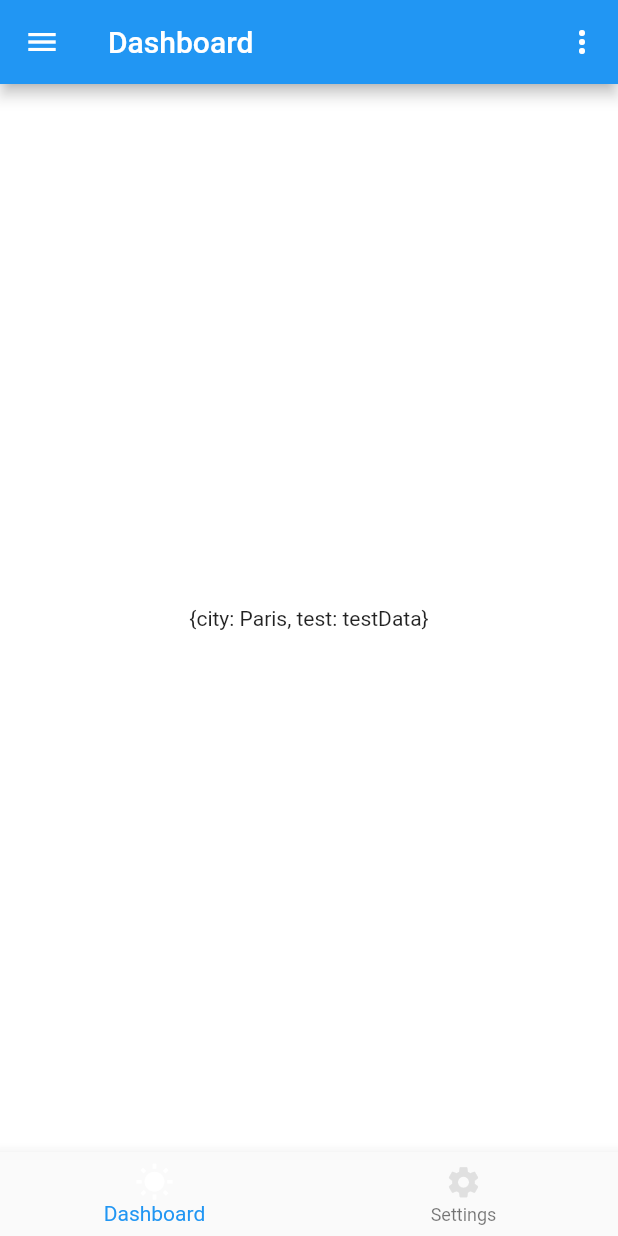
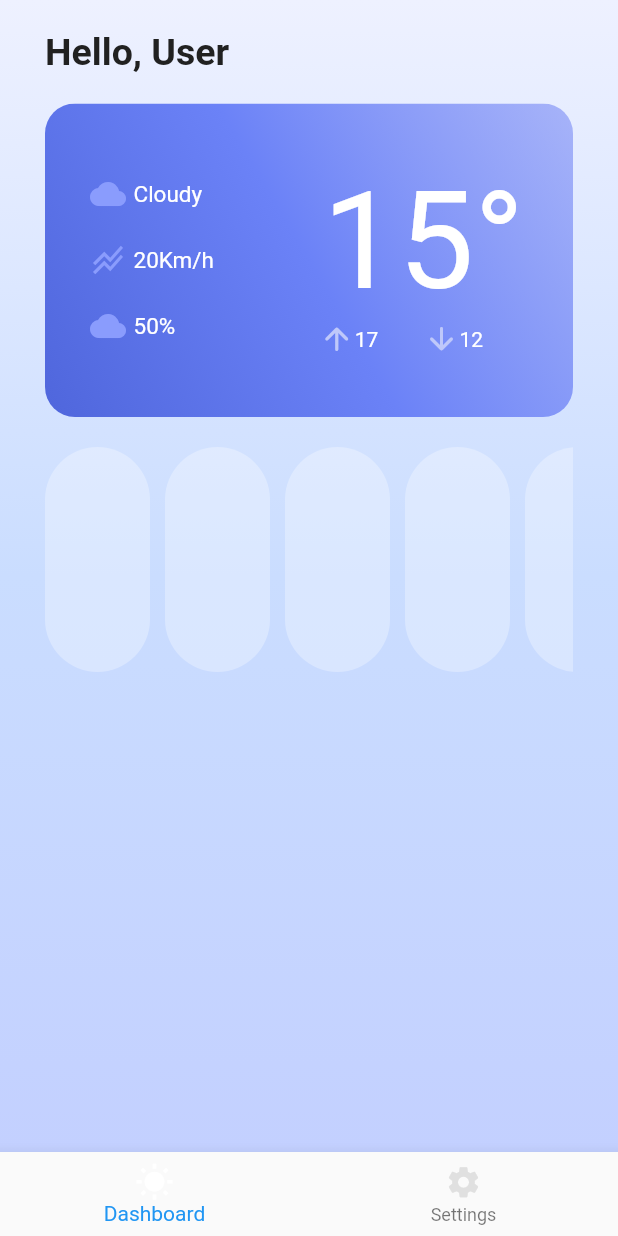
Before and after one commit to BilelBou/meteo_flutter, a Flutter app: the screen it shows after launch, on a phone screen of 412 x 824 dp. Run offline on Flutter 3.47's test engine with Material 2 defaults, Android fonts, the phone set to English and light mode, and no system bars; our stand-ins replace carousel_slider.

Commit message:
Front : Top Card + ListView

```diff
--- a/lib/pages/dashboard.dart
+++ b/lib/pages/dashboard.dart
@@ -26,23 +26,156 @@ class _DashboardState extends State<Dashboard> {
   Widget build(BuildContext context) {
     return Scaffold(
       backgroundColor: Colors.white,
-      appBar: CustomWidgets.buildAppBar(context, 'Dashboard', null, null),
-      body: Center(
-        child: FutureBuilder(
-          future: getWeatherForCity("Paris"),
-          builder: (context, snapshot) {
-            if (!snapshot.hasData)
-              return CircularProgressIndicator();
-            else if (snapshot.hasError)
-              return Text(snapshot.error.toString());
+      body: Container(
+        decoration: BoxDecoration(
+          gradient: LinearGradient(
+            begin: Alignment.topCenter,
+            end: Alignment.bottomCenter,
+            colors: [
+              Color(0xffeef1ff,),
+              Color(0xffcaddff),
+              Color(0xffc3d0ff)
+            ]
+          )
+        ),
+        child: SafeArea(
+          child: Container(
+            padding: const EdgeInsets.symmetric(vertical: 20, horizontal: 30),
+            child: Column(
+              crossAxisAlignment: CrossAxisAlignment.start,
+              children: [
+                Text("Hello, User", style: TextStyle(
+                  color: Colors.grey[900],
+                  fontSize: 25,
+                  fontWeight: FontWeight.bold
+                ),
+                ),
+                const SizedBox(height: 20),
+                ClipRRect(
+                  borderRadius: BorderRadius.all(Radius.circular(20)),
+                  child: Container(
+                    decoration: BoxDecoration(
+                        gradient: LinearGradient(
+                            begin: Alignment.topRight,
+                            end: Alignment.bottomLeft,
+                            colors: [
+                              Color(0xff7c8df5).withOpacity(0.6),
+                              Color(0xff6b82f7),
+                              Color(0xff4f66dc)
+                            ]
+                        )
+                    ),
+                    child: Padding(
+                      padding: const EdgeInsets.symmetric(vertical: 40, horizontal: 30),
+                      child: Row(
+                        mainAxisAlignment: MainAxisAlignment.spaceBetween,
+                        children: [
+                          Column(
+                            mainAxisAlignment: MainAxisAlignment.center,
+                            crossAxisAlignment: CrossAxisAlignment.start,
+                            children: [
+                              Row(
+                                children: [
+                                  Icon(Icons.cloud, color: Color(0xff8a9cfd)),
+                                  SizedBox(width: 5,),
+                                  Text("Cloudy", style: TextStyle(
+                                    color: Colors.white,
+                                    fontSize: 15
+                                  ),),
+                                ],
+                              ),
 
-            var data = snapshot.data;
-            print(data);
+                              SizedBox(height: 20),
+                              Row(
+                                children: [
+                                  Icon(Icons.stacked_line_chart, color: Color(0xff8a9cfd)),
+                                  SizedBox(width: 5,),
+                                  Text("20Km/h", style: TextStyle(
+                                    color: Colors.white,
+                                    fontSize: 15
+                                  ),),
+                                ],
+                              ),
+                              SizedBox(height: 20),
 
-            return Text(data.toString());
-          },
+                              Row(
+                                children: [
+                                  Icon(Icons.cloud, color: Color(0xff8a9cfd)),
+                                  SizedBox(width: 5,),
+                                  Text("50%", style: TextStyle(
+                                    color: Colors.white,
+                                    fontSize: 15
+                                  ),),
+                                ],
+                              ),
+                            ],
+                          ),
+                          Column(
+                            mainAxisAlignment: MainAxisAlignment.center,
+                            children: [
+                              Text("15°", style: TextStyle(
+                                fontSize: 90,
+                                color: Colors.white,
+                              ),
+                              ),
+                              Row(
+                                mainAxisAlignment: MainAxisAlignment.spaceBetween,
+                                children: [
+                                  Row(
+                                    children: [
+                                      Icon(Icons.arrow_upward_rounded, color: Color(0xffbfc8fa)),
+                                      Text("17", style: TextStyle(
+                                        color: Colors.white
+                                      ),),
+                                    ],
+                                  ),
+                                  SizedBox(width: 30,),
+                                  Row(
+                                    children: [
+                                      Icon(Icons.arrow_downward_rounded, color: Color(0xffbfc8fa)),
+                                      Text("12", style: TextStyle(
+                                        color: Colors.white
+                                      ),
+                                      ),
+                                    ],
+                                  ),
+                                  SizedBox(width: 30,)
+                                ],
+                              )
+                            ],
+                          )
+                        ],
+                      ),
+                    ),
+                  ),
+                ),
+                SizedBox(height: 20,),
+                SizedBox(
+                  height: 150,
+                  width: MediaQuery.of(context).size.width,
+                  child: ListView.separated(
+                    separatorBuilder: (_, index) => SizedBox(width: 10,),
+                    itemCount: 5,
+                    scrollDirection: Axis.horizontal,
+                    itemBuilder: (_, index) {
+                      return ClipRRect(
+                        borderRadius: BorderRadius.all(Radius.circular(40)),
+                        child: Container(
+                          height: 150,
+                          width: 70,
+                          decoration: BoxDecoration(
+                              color: Colors.white.withOpacity(0.3),
+                          ),
+                        ),
+                      );
+                    },
+                  ),
+                )
+              ],
+            ),
+          ),
         ),
-      ),
+      )
     );
   }
 }
--- a/pubspec.yaml
+++ b/pubspec.yaml
@@ -14,6 +14,8 @@ dependencies:
   persistent_bottom_nav_bar: ^4.0.0
   socket_io_client: ^0.9.12
   carousel_slider: ^3.0.0
+  material_design_icons_flutter: 4.0.5955
+
 
 dev_dependencies:
   flutter_test:
```
Also changed, not shown: pubspec.lock, 6 other files.
